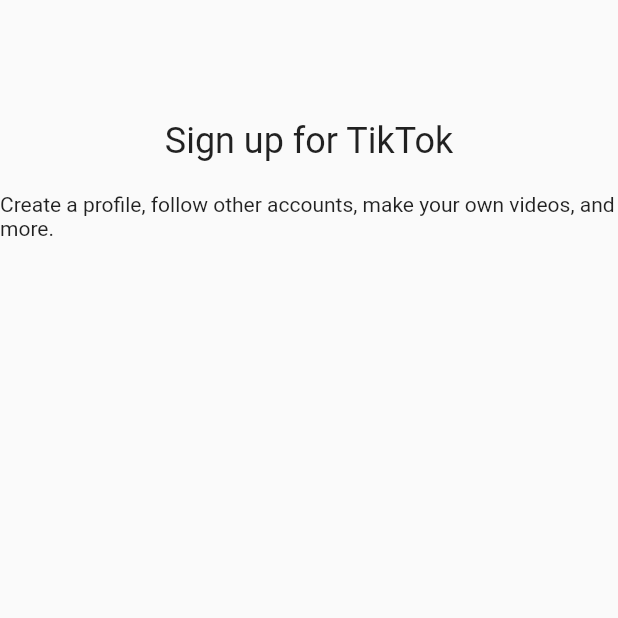
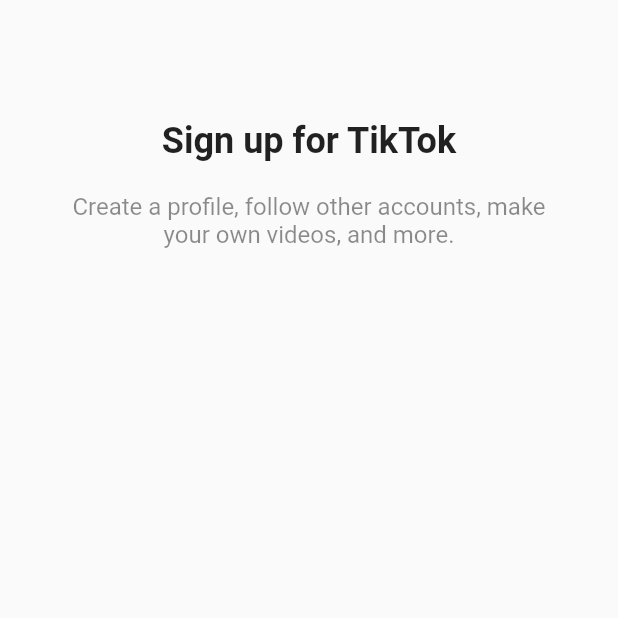
Before and after one commit to lee-tae-eon/TikTokClone, a Flutter app: the screen it shows after launch, on a phone screen of 412 x 824 dp, the top half of it. Run offline on Flutter 3.47's test engine with Material 2 defaults, Android fonts, the phone set to English and light mode, and no system bars.

Commit message:
ADD: sign up text align

```diff
--- a/lib/screens/sign_up/sign_up_screen.dart
+++ b/lib/screens/sign_up/sign_up_screen.dart
@@ -9,6 +9,10 @@ class SignUpScreen extends StatelessWidget {
   Widget build(BuildContext context) {
     return Scaffold(
       body: SafeArea(
+        child: Padding(
+          padding: const EdgeInsets.symmetric(
+            horizontal: Sizes.size40,
+          ),
           child: Column(
             children: const [
               Gaps.v80,
@@ -16,13 +20,20 @@ class SignUpScreen extends StatelessWidget {
                 "Sign up for TikTok",
                 style: TextStyle(
                   fontSize: Sizes.size24,
+                  fontWeight: FontWeight.w700,
                 ),
               ),
               Gaps.v20,
               Text(
                 "Create a profile, follow other accounts, make your own videos, and more.",
+                style: TextStyle(
+                  fontSize: Sizes.size16,
+                  color: Colors.black45,
+                ),
+                textAlign: TextAlign.center,
               ),
             ],
+          ),
         ),
       ),
     );
```
Lines whose indentation alone changed are shown as unchanged.
